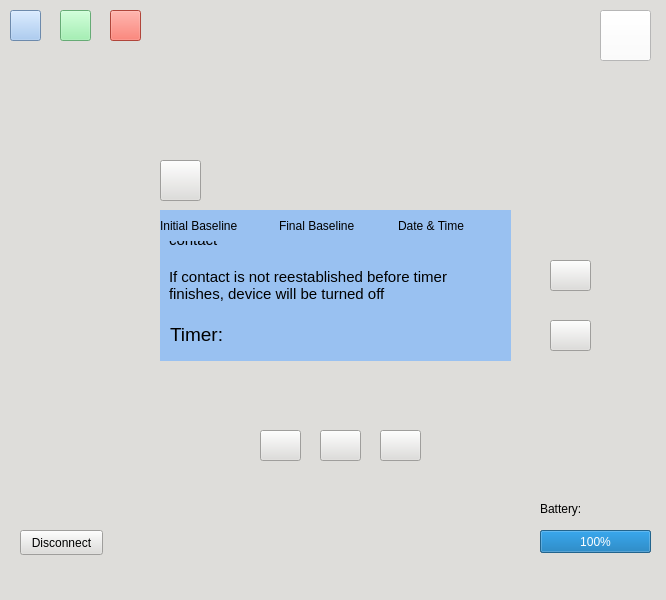
This is mainwindow.ui in sahilgagvani/Neuro-Nirvana as Qt 5 draws it before an edit. The edited form follows.
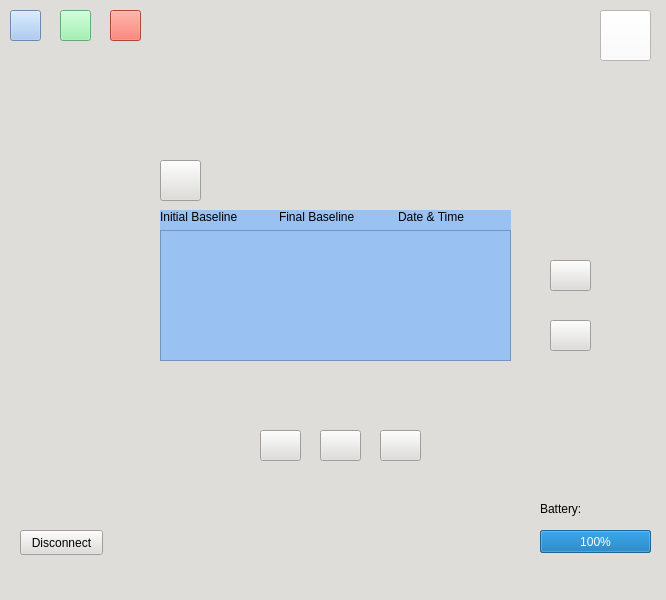
This is the edited form. Icons and pictures are not drawn.

Commit message: Displayed session logs to screen.

Diff of the .ui file:
```diff
--- a/mainwindow.ui
+++ b/mainwindow.ui
@@ -512,7 +512,7 @@
       <x>160</x>
       <y>210</y>
       <width>351</width>
-      <height>31</height>
+      <height>151</height>
      </rect>
     </property>
     <property name="styleSheet">
@@ -540,6 +540,23 @@
        </property>
       </widget>
      </item>
+     <item row="1" column="0" colspan="3">
+      <widget class="QScrollArea" name="scrollArea">
+       <property name="widgetResizable">
+        <bool>true</bool>
+       </property>
+       <widget class="QWidget" name="scrollAreaWidgetContents">
+        <property name="geometry">
+         <rect>
+          <x>0</x>
+          <y>0</y>
+          <width>331</width>
+          <height>108</height>
+         </rect>
+        </property>
+       </widget>
+      </widget>
+     </item>
     </layout>
    </widget>
    <widget class="QPushButton" name="disconnectButton">
```
The commit also changes 2 other files.
